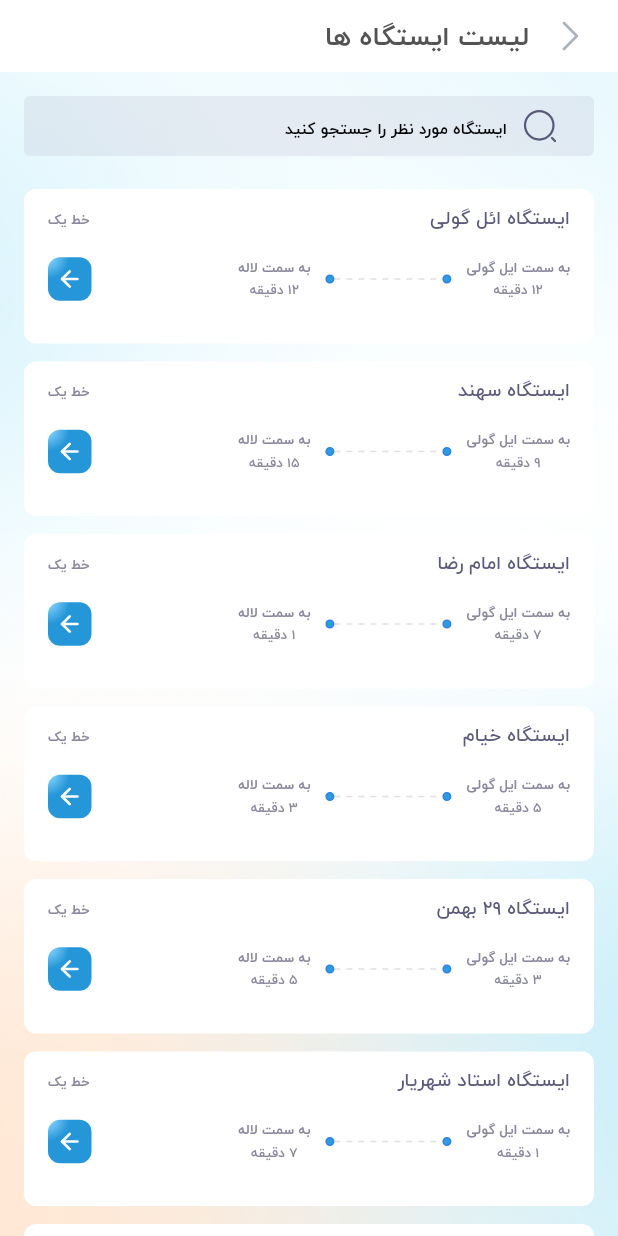
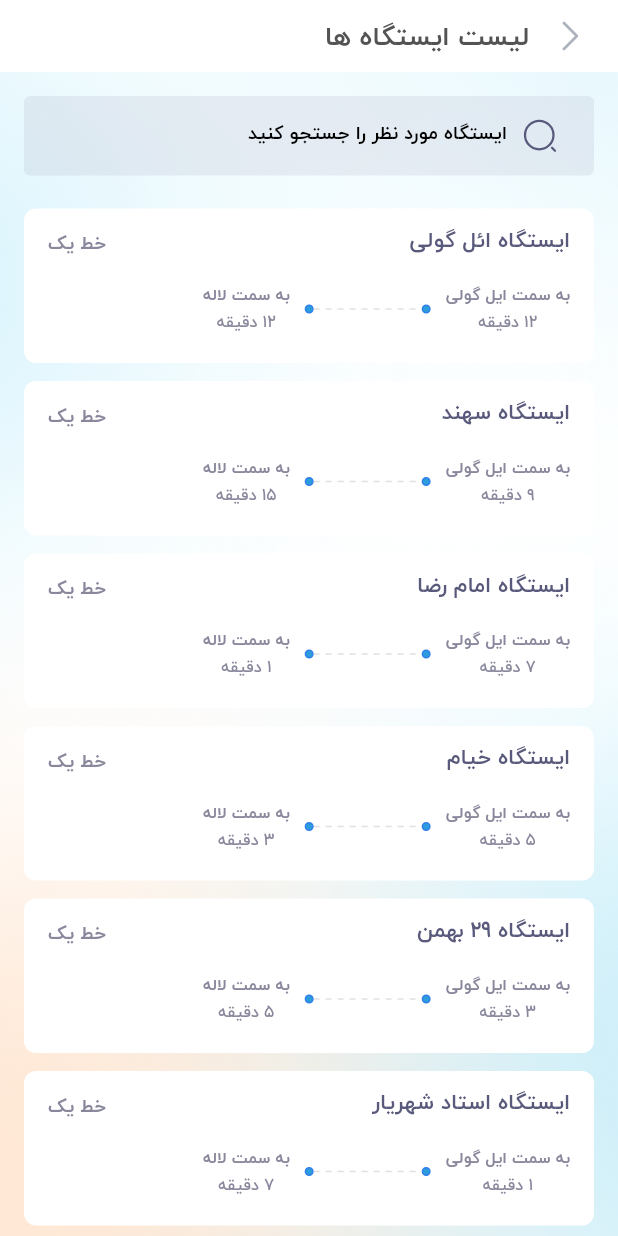
Before and after one commit to hesi100/metro, a Flutter app: the screen it shows after launch, after a tap on "رد شدن", on a phone screen of 412 x 824 dp. Run offline on Flutter 3.47's test engine with Material 2 defaults, Android fonts, the phone set to English and light mode, and no system bars; drawn by our look-alikes of dotted_line; our stand-ins replace flutter_spinkit, flutter_svg, get, shared_preferences; project files that could hold a hidden picture were left out.

Commit message:
fix: some bug fixing

```diff
--- a/lib/controllers/line_screen_controller.dart
+++ b/lib/controllers/line_screen_controller.dart
@@ -21,6 +21,7 @@ class LineController extends GetxController {
         stations.add(element);
       }
     });
+    update();
   }
 
   void startTimer() {
--- a/lib/controllers/onBoarding/on_boarding_controller.dart
+++ b/lib/controllers/onBoarding/on_boarding_controller.dart
@@ -1,6 +1,7 @@
 import 'package:flutter/cupertino.dart';
 import 'package:flutter/material.dart';
 import 'package:get/get.dart';
+import 'package:metro/services/storage/storage_controller.dart';
 import 'package:metro/views/screen/line_screen.dart';
 
 import '../../services/route_management.dart';
@@ -34,11 +35,14 @@ class OnBoardingController extends GetxController {
   void onSkipTap() {
     RouteManagement.back();
     RouteManagement.goToPage(const LineScreen());
+    StorageController.setFirst();
   }
 
   void onButtonTap() {
     if (currentPage == 2) {
       RouteManagement.goToPage(const LineScreen());
+      StorageController.setFirst();
+
     } else {
       nextPage();
     }
--- a/lib/main.dart
+++ b/lib/main.dart
@@ -1,8 +1,26 @@
+import 'dart:typed_data';
+
 import 'package:flutter/material.dart';
+import 'package:flutter/services.dart';
 import 'package:get/get_navigation/src/root/get_material_app.dart';
+import 'package:metro/services/storage/storage.dart';
+import 'package:metro/services/storage/storage_controller.dart';
+import 'package:metro/views/screen/line_screen.dart';
 import 'package:metro/views/screen/onBoarding/onboarding.dart';
+Future<void> initService() async {
+  WidgetsFlutterBinding.ensureInitialized();
+  await StorageService.getInstance();
 
-void main() {
+  await SystemChrome.setPreferredOrientations([DeviceOrientation.portraitUp, DeviceOrientation.portraitDown]);
+
+
+  WidgetsFlutterBinding.ensureInitialized();
+}
+
+
+
+void main() async{
+  await initService();
   runApp(const MyApp());
 }
 
@@ -14,11 +32,11 @@ class MyApp extends StatelessWidget {
   Widget build(BuildContext context) {
     return GetMaterialApp(
       debugShowCheckedModeBanner: false,
-      title: 'Flutter Demo',
+      title: 'Tabriz Metro',
       theme: ThemeData(
         primarySwatch: Colors.blue,
       ),
-      home: const OnBoarding(),
+      home: StorageController.isFirst() ? const OnBoarding() : const LineScreen(),
     );
   }
 }
--- /dev/null
+++ b/lib/services/storage/storage.dart
@@ -0,0 +1,95 @@
+import 'package:shared_preferences/shared_preferences.dart';
+
+enum StorageType { stringType, intType, boolType, doubleType, listType }
+
+class StorageService {
+  StorageService._();
+
+  static StorageService? _storageUtil;
+  static SharedPreferences? _preferences;
+
+  static Future<StorageService> getInstance() async {
+    return _storageUtil ??= await _init();
+  }
+
+  static Future _init() async {
+    var secureStorage = StorageService._();
+    _preferences = await SharedPreferences.getInstance();
+    return secureStorage;
+  }
+
+  static void set(key, value, type) {
+    if (_preferences != null) {
+      switch (type) {
+        case StorageType.stringType:
+          {
+            _preferences!.setString(key, value);
+            break;
+          }
+        case StorageType.intType:
+          {
+            _preferences!.setInt(key, value);
+            break;
+          }
+        case StorageType.boolType:
+          {
+            _preferences!.setBool(key, value);
+            break;
+          }
+        case StorageType.doubleType:
+          {
+            _preferences!.setDouble(key, value);
+            break;
+          }
+        case StorageType.listType:
+          {
+            _preferences!.setStringList(key, value);
+            break;
+          }
+      }
+    }
+  }
+
+  static dynamic get(key, type) {
+    dynamic data;
+    if (_preferences != null) {
+      switch (type) {
+        case StorageType.stringType:
+          {
+            data = _preferences!.getString(key);
+            break;
+          }
+        case StorageType.intType:
+          {
+            data = _preferences!.getInt(key);
+            break;
+          }
+        case StorageType.boolType:
+          {
+            data = _preferences!.getBool(key);
+            break;
+          }
+        case StorageType.doubleType:
+          {
+            data = _preferences!.getDouble(key);
+            break;
+          }
+        case StorageType.listType:
+          {
+            data = _preferences!.getStringList(key);
+            break;
+          }
+      }
+    }
+    return data;
+  }
+
+  static dynamic delete(key) {
+    if (_preferences != null && _preferences!.containsKey(key)) {
+      _preferences!.remove(key);
+      return true;
+    } else {
+      return false;
+    }
+  }
+}
--- /dev/null
+++ b/lib/services/storage/storage_controller.dart
@@ -0,0 +1,23 @@
+
+import 'package:get/get.dart';
+import 'package:metro/services/storage/storage.dart';
+
+class StorageController {
+
+
+  static bool isFirst() {
+    bool? isFirst = StorageService.get('isFirst', StorageType.boolType);
+    return isFirst ?? true;
+  }
+
+
+  static void setFirst() {
+    StorageService.set('isFirst', false, StorageType.boolType);
+  }
+
+
+  static void removeFirst() {
+    StorageService.delete('isFirst');
+  }
+
+}
--- a/lib/views/screen/onBoarding/onboarding_page.dart
+++ b/lib/views/screen/onBoarding/onboarding_page.dart
@@ -18,13 +18,13 @@ class OnBoardingPage extends StatefulWidget {
 }
 
 class _OnBoardingPageState extends State<OnBoardingPage> {
-  OnBoardingController controller = Get.put(OnBoardingController());
 
   @override
   Widget build(BuildContext context) {
     var width = MediaQuery.of(context).size.width;
     var height = MediaQuery.of(context).size.height;
     return GetBuilder<OnBoardingController>(
+      init: OnBoardingController(),
       builder: (controller) {
         return Container(
             margin: EdgeInsets.only(
--- a/lib/views/widgets/line/station_item.dart
+++ b/lib/views/widgets/line/station_item.dart
@@ -19,7 +19,7 @@ class StationItem extends StatelessWidget {
     double width = MediaQuery.of(context).size.width;
     return InkWell(
       onTap: () {
-        RouteManagement.goToPage(StationScreen(station: station));
+        // RouteManagement.goToPage(StationScreen(station: station));
       },
       child: Container(
         padding: const EdgeInsets.symmetric(
@@ -38,15 +38,16 @@ class StationItem extends StatelessWidget {
                 children: [
                   StyledTextShow(
                     station.name,
-                    size: font14,
+                    size: font16,
                     color: text,
+                    bold: true,
                   ),
                   Padding(
                     padding: const EdgeInsets.only(top: 4),
                     child: StyledTextShow(
                       station.lineName,
                       bold: true,
-                      size: font10,
+                      size: font14,
                       color: textLight,
                     ),
                   ),
@@ -62,8 +63,8 @@ class StationItem extends StatelessWidget {
                     children: [
                       Column(
                         children: [
-                          StyledTextShow("به سمت "+station.firstStationName, bold: true, size: font10, color: textLight),
-                          StyledTextShow(getMinutesToNext(station.timesToFirstStation), size: font10, color: textLight),
+                          StyledTextShow("به سمت "+station.firstStationName, bold: true, size: font12, color: textLight),
+                          StyledTextShow(getMinutesToNext(station.timesToFirstStation), size: font12, color: textLight),
                         ],
                       ),
                       Container(
@@ -92,28 +93,28 @@ class StationItem extends StatelessWidget {
                       ),
                       Column(
                         children: [
-                          StyledTextShow("به سمت "+station.lastStationName, bold: true, size: font10, color: textLight),
-                          StyledTextShow(getMinutesToNext(station.timesToLastStation), size: font10, color: textLight),
+                          StyledTextShow("به سمت "+station.lastStationName, bold: true, size: font12, color: textLight),
+                          StyledTextShow(getMinutesToNext(station.timesToLastStation), size: font12, color: textLight),
                         ],
                       ),
                     ],
                   ),
-                  Container(
-                    height: 29,
-                    width: 29,
-                    padding: const EdgeInsets.all(5),
-                    decoration: BoxDecoration(
-                      borderRadius: BorderRadius.circular(8),
-                      gradient: const RadialGradient(
-                        center: Alignment.topLeft,
-                        stops: [0.1,0.99],
-                        colors: [Color(0xff85D3FF),Color(0xff2596D7),
-                        ]
-                      ),
-
-                    ),
-                    child: SvgPicture.asset(icon("feather_arrow_right"),width: 20),
-                  )
+                  // Container(
+                  //   height: 29,
+                  //   width: 29,
+                  //   padding: const EdgeInsets.all(5),
+                  //   decoration: BoxDecoration(
+                  //     borderRadius: BorderRadius.circular(8),
+                  //     gradient: const RadialGradient(
+                  //       center: Alignment.topLeft,
+                  //       stops: [0.1,0.99],
+                  //       colors: [Color(0xff85D3FF),Color(0xff2596D7),
+                  //       ]
+                  //     ),
+                  //
+                  //   ),
+                  //   child: SvgPicture.asset(icon("feather_arrow_right"),width: 20),
+                  // )
                 ],
               ),
             ),
--- a/lib/views/widgets/share/search_bar.dart
+++ b/lib/views/widgets/share/search_bar.dart
@@ -15,7 +15,7 @@ class SearchBar extends StatelessWidget {
   Widget build(BuildContext context) {
     double width = MediaQuery.of(context).size.width;
     return Container(
-      height: 40,
+      height: 53,
       padding: const EdgeInsets.symmetric(horizontal: 16),
       decoration: BoxDecoration(color: searchBackground.withOpacity(0.19), borderRadius: BorderRadius.circular(4)),
       child: Row(
@@ -28,7 +28,6 @@ class SearchBar extends StatelessWidget {
             width: width - 96,
             child: TextIn(
               textInput: searchText,
-              bottomPadding: 0,
               onChanged: onChange,
               enableColor: Colors.transparent,
               focusColor: Colors.transparent,
--- a/lib/views/widgets/share/texts/text_input.dart
+++ b/lib/views/widgets/share/texts/text_input.dart
@@ -96,7 +96,7 @@ class TextIn extends StatelessWidget {
             : Container(),
         Container(
           width: width,
-          height: minLines > 1 ? null : 40,
+          height: minLines > 1 ? null : 48,
           alignment: Alignment.center,
           decoration: BoxDecoration(borderRadius: borderRadius, color: enable ? color : disableColor),
           child: TextField(
@@ -109,9 +109,9 @@ class TextIn extends StatelessWidget {
             controller: textInput.textController,
             focusNode: textInput.focus,
             style: textStyle(
-              font12,
+              font16,
               enable ? textColor : border,
-              height: 1.5,
+              height: 1.4,
             ),
             enabled: enable,
             cursorColor: focusColor,
@@ -130,7 +130,7 @@ class TextIn extends StatelessWidget {
             maxLines: maxLines,
             decoration: InputDecoration(
                 counterText: '',
-                contentPadding: EdgeInsetsDirectional.only(start: 10, end: 10, top: 16, bottom: 16),
+                contentPadding: EdgeInsetsDirectional.only(start: 10, end: 10, ),
                 focusedBorder: OutlineInputBorder(
                     borderRadius: borderRadius ?? BorderRadius.all(Radius.circular(10)),
                     borderSide: BorderSide(width: 2, color: focusColor)),
@@ -141,7 +141,7 @@ class TextIn extends StatelessWidget {
                     borderRadius: borderRadius ?? BorderRadius.all(Radius.circular(10)),
                     borderSide: BorderSide(width: 2, color: textInput.error != "" ? errorColor : enableColor)),
                 hintText: placeHolderText,
-                hintStyle: textStyle(font12, placeColor, fontWeight: FontWeight.w700, height: 1.0),
+                hintStyle: textStyle(font14, placeColor, fontWeight: FontWeight.w700, height: 1.0),
                 prefixIcon: rightIcon != null
                     ? Container(
                         padding: EdgeInsetsDirectional.only(start: 12, end: 8),
--- a/pubspec.yaml
+++ b/pubspec.yaml
@@ -1,7 +1,7 @@
 name: metro
 description: Tabriz metro time table.
 publish_to: 'none' # Remove this line if you wish to publish to pub.dev
-version: 1.0.0+1
+version: 1.0.1+2
 
 environment:
   sdk: ">=2.12.0 <3.0.0"
@@ -14,6 +14,7 @@ dependencies:
   get: ^4.6.1
   flutter_spinkit: ^5.1.0
   dotted_line: ^3.1.0
+  shared_preferences: ^2.0.13
 
 
 dev_dependencies:
```
Also changed, not shown: pubspec.lock, 75 other files.
